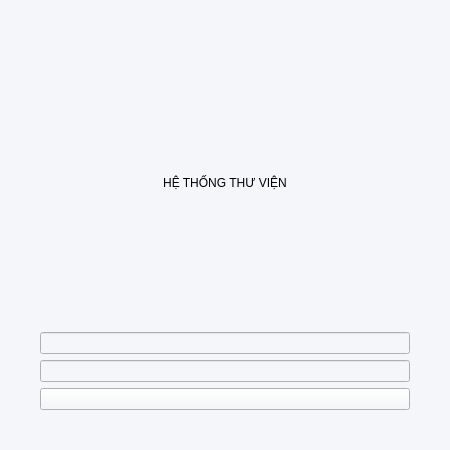
tanh15rcb/Xaydungphanmemquanlythu-vien, file UI/UIDangNhap.ui: the form before one commit.
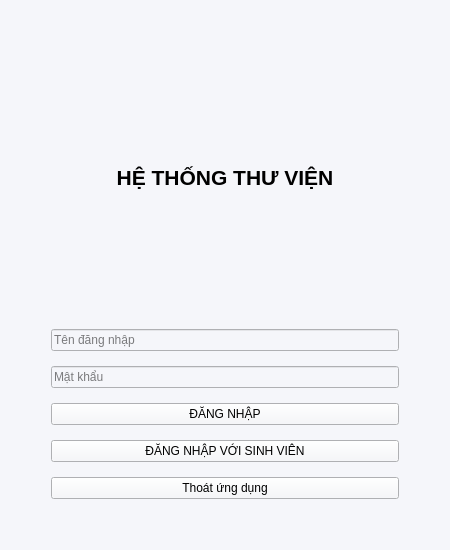
The form after the commit.

What changed in the file:
```diff
--- a/UI/UIDangNhap.ui
+++ b/UI/UIDangNhap.ui
@@ -3,22 +3,94 @@
  <class>LoginForm</class>
  <widget class="QWidget" name="LoginForm">
   <property name="geometry">
-   <rect><x>0</x><y>0</y><width>450</width><height>450</height></rect>
+   <rect>
+    <x>0</x>
+    <y>0</y>
+    <width>450</width>
+    <height>550</height>
+   </rect>
+  </property>
+  <property name="windowTitle">
+   <string>Đăng nhập</string>
   </property>
   <property name="styleSheet">
    <string>background-color: #f5f6fa;</string>
   </property>
-  <layout class="QVBoxLayout" name="vboxlayout">
-   <property name="margin"><number>40</number></property>
+  <layout class="QVBoxLayout" name="mainLayout">
    <item>
-    <widget class="QLabel" name="label">
-     <property name="text"><string>HỆ THỐNG THƯ VIỆN</string></property>
-     <property name="alignment"><set>Qt::AlignCenter</set></property>
-    </widget>
+    <layout class="QVBoxLayout" name="vboxlayout">
+     <property name="spacing">
+      <number>15</number>
+     </property>
+     <property name="leftMargin">
+      <number>40</number>
+     </property>
+     <property name="topMargin">
+      <number>30</number>
+     </property>
+     <property name="rightMargin">
+      <number>40</number>
+     </property>
+     <property name="bottomMargin">
+      <number>40</number>
+     </property>
+     <item>
+      <widget class="QLabel" name="label">
+       <property name="font">
+        <font>
+         <pointsize>16</pointsize>
+         <weight>75</weight>
+         <bold>true</bold>
+        </font>
+       </property>
+       <property name="text">
+        <string>HỆ THỐNG THƯ VIỆN</string>
+       </property>
+       <property name="alignment">
+        <set>Qt::AlignCenter</set>
+       </property>
+      </widget>
+     </item>
+     <item>
+      <widget class="QLineEdit" name="txtUser">
+       <property name="placeholderText">
+        <string>Tên đăng nhập</string>
+       </property>
+      </widget>
+     </item>
+     <item>
+      <widget class="QLineEdit" name="txtPass">
+       <property name="echoMode">
+        <enum>QLineEdit::Password</enum>
+       </property>
+       <property name="placeholderText">
+        <string>Mật khẩu</string>
+       </property>
+      </widget>
+     </item>
+     <item>
+      <widget class="QPushButton" name="btnLogin">
+       <property name="text">
+        <string>ĐĂNG NHẬP</string>
+       </property>
+      </widget>
+     </item>
+     <item>
+      <widget class="QPushButton" name="btnStudentLogin">
+       <property name="text">
+        <string>ĐĂNG NHẬP VỚI SINH VIÊN</string>
+       </property>
+      </widget>
+     </item>
+     <item>
+      <widget class="QPushButton" name="btnClose">
+       <property name="text">
+        <string>Thoát ứng dụng</string>
+       </property>
+      </widget>
+     </item>
+    </layout>
    </item>
-   <item><widget class="QLineEdit" name="txtUser"/></item>
-   <item><widget class="QLineEdit" name="txtPass"/></item>
-   <item><widget class="QPushButton" name="btnLogin"/></item>
   </layout>
  </widget>
 </ui>
```
Left out of the diff: 2 changed lines with no effect on the pictures.
